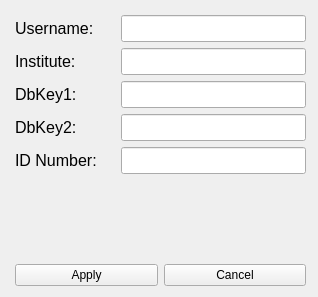
Before: the Qt Designer form bin/lib/config.ui in adamazoulay/ITkTrackingGUI, drawn with Qt 5.
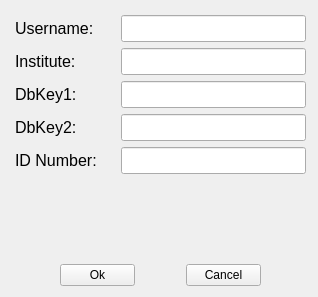
After: the same form once the commit is applied. Icons and pictures are not drawn.

```diff
--- a/bin/lib/config.ui
+++ b/bin/lib/config.ui
@@ -191,13 +191,25 @@
      <layout class="QHBoxLayout" name="horizontalLayout">
       <item>
        <widget class="QPushButton" name="btnSaveConfig">
+        <property name="maximumSize">
+         <size>
+          <width>75</width>
+          <height>16777215</height>
+         </size>
+        </property>
         <property name="text">
-         <string>Apply</string>
+         <string>Ok</string>
         </property>
        </widget>
       </item>
       <item>
        <widget class="QPushButton" name="btnCancel">
+        <property name="maximumSize">
+         <size>
+          <width>75</width>
+          <height>16777215</height>
+         </size>
+        </property>
         <property name="text">
          <string>Cancel</string>
         </property>
```
